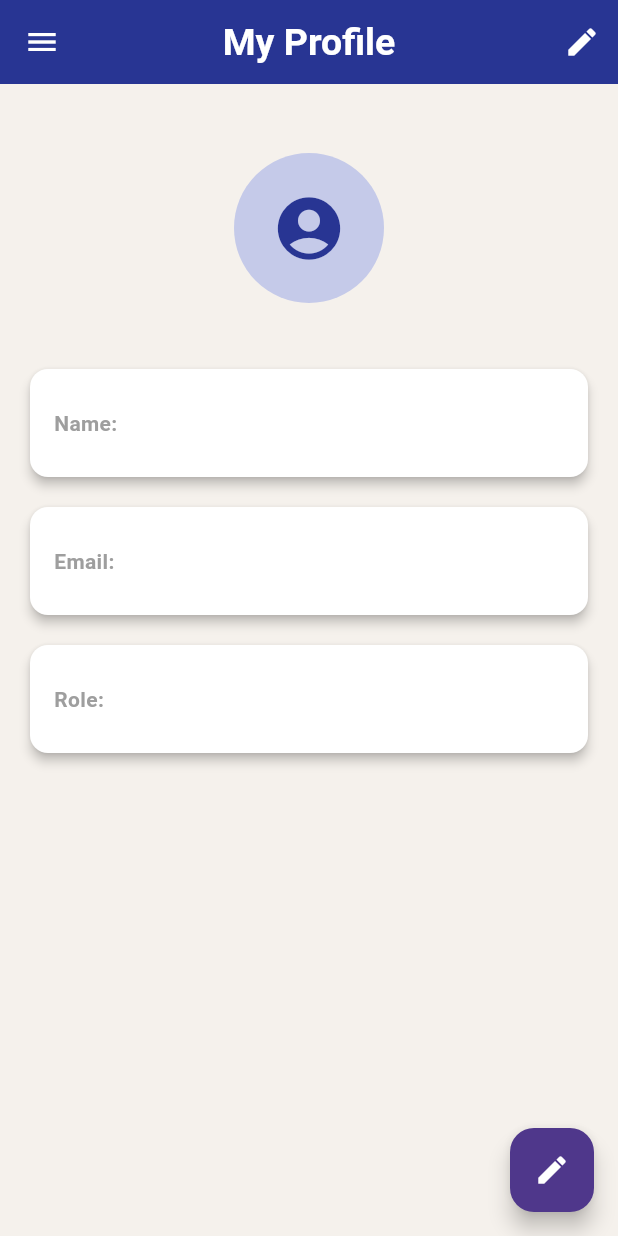
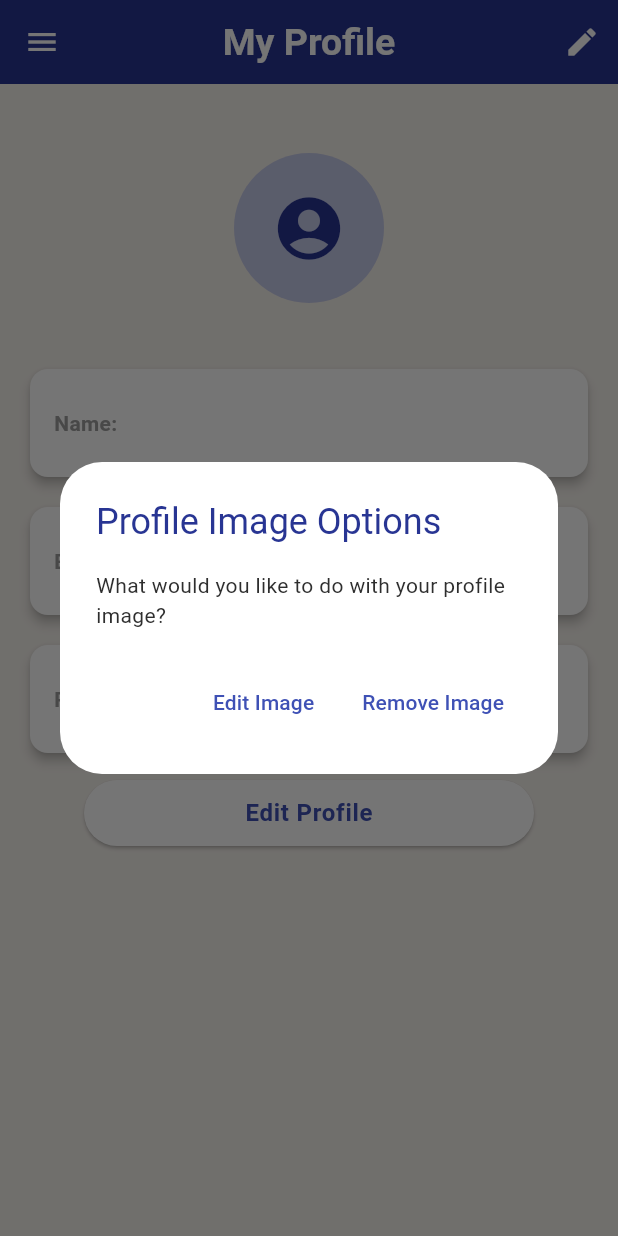
Before and after one commit to MobileProgramming2025/MobileProgramming, a Flutter app: the ProfileScreen screen opened directly with empty values, after a tap on the "account circle" icon, on a phone screen of 412 x 824 dp. Run offline on Flutter 3.47's test engine with Material 3 defaults, Android fonts, the phone set to English and light mode, and no system bars; our stand-ins replace cloud_firestore, file_picker, firebase_auth, firebase_core, firebase_storage, flutter_dotenv and 8 more; accounts and stored records are empty.

Commit message:
delete profile image option

```diff
--- a/lib/main.dart
+++ b/lib/main.dart
@@ -174,10 +174,6 @@ class MyApp extends StatelessWidget {
               color: colorScheme.onSurface,
               fontWeight: FontWeight.bold,
             ),
-            titleSmall: TextStyle(
-              color: colorScheme.onPrimaryContainer,
-              fontWeight: FontWeight.bold,
-            ),
           ),
 
           //Text Input Field
--- a/lib/models/databaseHelper.dart
+++ b/lib/models/databaseHelper.dart
@@ -59,4 +59,9 @@ class DatabaseHelper {
     }
     return null;
   }
+
+   Future<void> deleteProfileImagePath() async {
+    final db = await database;
+    await db.update('user', {'profile_image_path': null}, where: 'id = ?', whereArgs: [1]);
+  }
 }
--- a/lib/screens/AssignmentScreens/student_submission_form_screen.dart
+++ b/lib/screens/AssignmentScreens/student_submission_form_screen.dart
@@ -18,7 +18,7 @@ class _SubmissionFormScreenState extends State<SubmissionFormScreen> {
   Future<void> _submitForm() async {
     if (_notesController.text.trim().isEmpty) {
       ScaffoldMessenger.of(context).showSnackBar(
-        const SnackBar(content: Text('Please enter some notes before submitting.')),
+        const SnackBar(content: Text('Please enter some answers before submitting.')),
       );
       return;
     }
@@ -77,7 +77,7 @@ class _SubmissionFormScreenState extends State<SubmissionFormScreen> {
             TextField(
               controller: _notesController,
               decoration: const InputDecoration(
-                labelText: 'Additional Notes',
+                labelText: 'Answer',
               ),
               maxLines: 4,
             ),
--- a/lib/screens/partials/DoctorAppBar.dart
+++ b/lib/screens/partials/DoctorAppBar.dart
@@ -82,7 +82,7 @@ class _DoctorAppBarState extends State<DoctorAppBar> {
                 _profileImagePath == null
                     ? CircleAvatar(
                         radius: 20,
-                        child: Icon(Icons.account_circle, size: 50),
+                        child: Icon(Icons.account_circle, size: 20),
                       )
                     : CircleAvatar(
                         radius: 20,
--- a/lib/screens/partials/profile.dart
+++ b/lib/screens/partials/profile.dart
@@ -44,7 +44,19 @@ class _ProfileScreenState extends State<ProfileScreen> {
       print('Error fetching user details: $error');
     }
   }
+Future<void> _removeImage() async {
+    try {
+      // Remove the image path from the database
+      await DatabaseHelper().deleteProfileImagePath();
 
+      // Update the UI
+      setState(() {
+        _profileImagePath = null;
+      });
+    } catch (error) {
+      print('Error removing image: $error');
+    }
+  }
 // Future<void> _saveProfileImagePath(String path) async {
 //   final dbHelper = DatabaseHelper();
 //   await dbHelper.updateProfileImagePath(user.id, path);
@@ -78,6 +90,35 @@ class _ProfileScreenState extends State<ProfileScreen> {
     } catch (error) {
       print('Error picking image: $error');
     }
+  }
+  void _showImageOptionsDialog() {
+    showDialog(
+      context: context,
+      builder: (BuildContext context) {
+        return AlertDialog(
+          title:  Text('Profile Image Options' ,  style: TextStyle(
+                                    color: Colors.indigo[800],
+                                  ),),
+          content: const Text('What would you like to do with your profile image?'),
+          actions: [
+            TextButton(
+              onPressed: () {
+                Navigator.pop(context);
+                _pickImage(); // Option to edit the image (pick a new one)
+              },
+              child: const Text('Edit Image'),
+            ),
+            TextButton(
+              onPressed: () {
+                Navigator.pop(context);
+                _removeImage(); // Option to remove the image
+              },
+              child: const Text('Remove Image'),
+            ),
+          ],
+        );
+      },
+    );
   }
 
   Widget _buildProfileCard({required String title, required String value}) {
@@ -181,22 +222,17 @@ class _ProfileScreenState extends State<ProfileScreen> {
                 ),
 
                  GestureDetector(
-                  onTap: _pickImage, // Make the CircleAvatar tappable
-                  child: Stack(
-                    children: [
-                      // Profile Image
-                      _profileImagePath == null
+                          onTap: _showImageOptionsDialog, // Show options when tapped
+                          child: _profileImagePath == null
                               ? CircleAvatar(
                                   radius: 50,
                                   child: Icon(Icons.account_circle, size: 50),
                                 )
                               : CircleAvatar(
                                   radius: 50,
-                              backgroundImage:
-                                  FileImage(File(_profileImagePath!)),
+                                  backgroundImage: FileImage(File(_profileImagePath!)),
                                 ),
-                    ],
-                  ),
+
                 ),
                 SizedBox(height: 16),
                 const SizedBox(height: 24),
@@ -208,12 +244,18 @@ class _ProfileScreenState extends State<ProfileScreen> {
                 const SizedBox(height: 12),
                 // _buildProfileCard(title: 'Department', value: user.departmentId),
                 // const SizedBox(height: 12),
-                SizedBox(height: 8),
-              ],
-            ),
-          ),
-        ),
-        floatingActionButton: FloatingActionButton(
+
+                //  ElevatedButton(
+                // onPressed: _removeImage,
+                // child: const Text('Remove Profile Image'),
+                // style: ElevatedButton.styleFrom(
+                // //   foregroundColor: Colors.white,
+                // //   backgroundColor: Colors.red, // White text color
+                // minimumSize: Size(300, 30),
+                // ),
+
+                //  ),
+                    ElevatedButton(
           onPressed: () {
             Navigator.push(
               context,
@@ -222,9 +264,18 @@ class _ProfileScreenState extends State<ProfileScreen> {
               ),
             );
           },
-          tooltip: 'Edit Profile',
-          child: const Icon(Icons.edit),
+           child: const Text('Edit Profile'),
+            style: ElevatedButton.styleFrom(
+    minimumSize: Size(300, 30), // Width: 200, Height: 50
   ),
+          // tooltip: 'Edit Profile',
+          // child: const Icon(Icons.edit),
+        ),
+              ],
+            ),
+          ),
+        ),
+
 
       bottomNavigationBar: widget.user.role == 'Student'? UserBottomNavigationBar(user: widget.user): null,
 
```
Also changed, not shown: lib/screens/AssignmentScreens/ui-assignment-details.dart (+27 -28 lines). Lines whose indentation alone changed are shown as unchanged.
